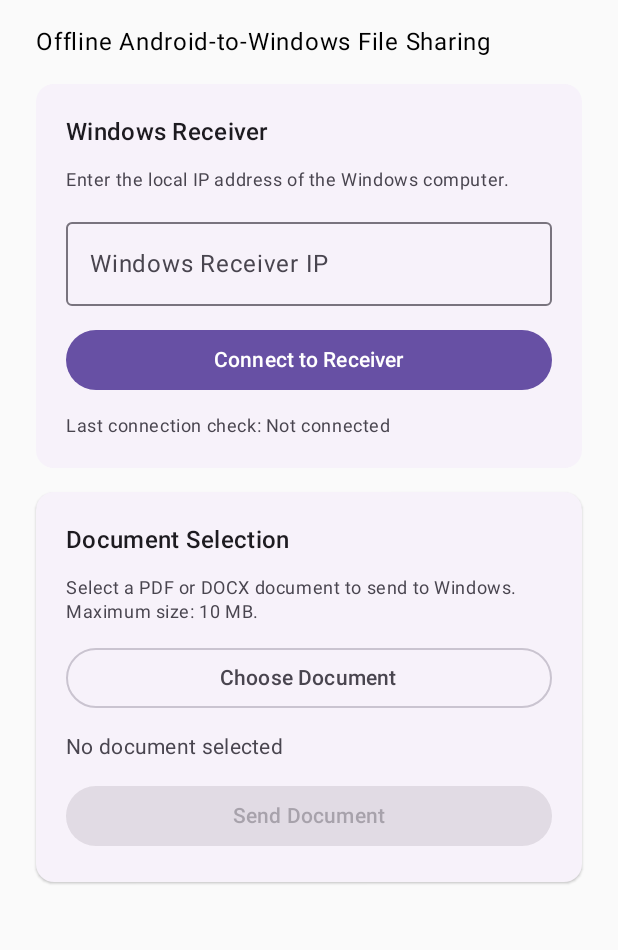
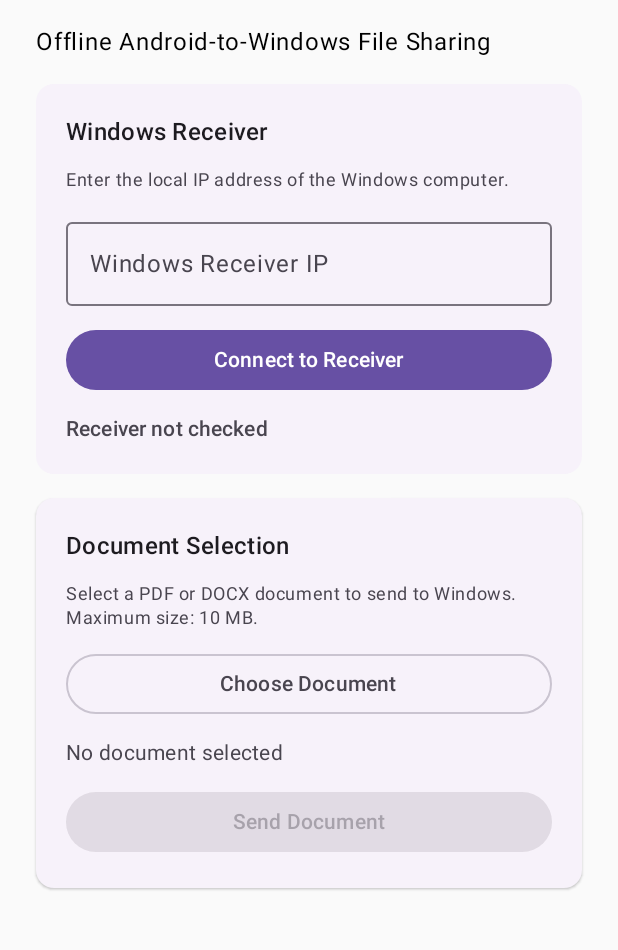
Before and after one commit to monkozen/PrintLink, an Android app built with Jetpack Compose: the screen it shows after launch (MainActivity), on a phone screen of 412 x 824 dp, the part 90-1040 px from its top. Run offline under Robolectric (Android 15) with nearby library versions, the phone set to English and light mode, and no system bars.

Commit message:
feat(android): improve receiver connection feedback

```diff
--- a/android-app/app/src/main/java/com/example/printlink/MainActivity.kt
+++ b/android-app/app/src/main/java/com/example/printlink/MainActivity.kt
@@ -254,11 +254,87 @@ class MainActivity : ComponentActivity() {
                                 )
                             }
 
+                            val connectionSucceeded =
+                                connectionStatus.startsWith("Server says:")
+
+                            val connectionFailed =
+                                connectionStatus.startsWith("Connection failed:") ||
+                                        connectionStatus.startsWith("Receiver error:") ||
+                                        connectionStatus == "Local network permission denied"
+
+                            val friendlyConnectionStatus = when {
+                                connectionSucceeded ->
+                                    "Receiver reachable"
+
+                                connectionFailed ->
+                                    "Receiver unreachable"
+
+                                connectionStatus == "Connecting..." ->
+                                    "Checking receiver..."
+
+                                connectionStatus == "Not connected" ||
+                                        connectionStatus == "Not checked" ->
+                                    "Receiver not checked"
+
+                                else -> connectionStatus
+                            }
+
+                            val connectionColor = when {
+                                connectionSucceeded ->
+                                    Color(0xFF237A4B)
+
+                                connectionFailed ->
+                                    MaterialTheme.colorScheme.error
+
+                                else ->
+                                    MaterialTheme.colorScheme.onSurfaceVariant
+                            }
+
                             Text(
-                                text = "Last connection check: $connectionStatus",
-                                style = MaterialTheme.typography.bodySmall,
-                                color = MaterialTheme.colorScheme.onSurfaceVariant
+                                text = friendlyConnectionStatus,
+                                style = MaterialTheme.typography.titleSmall,
+                                color = connectionColor
                             )
+
+                            if (connectionSucceeded) {
+                                Text(
+                                    text = "Last connection check successful",
+                                    style = MaterialTheme.typography.bodySmall,
+                                    color = MaterialTheme.colorScheme.onSurfaceVariant
+                                )
+                            }
+
+                            if (connectionFailed) {
+                                Text(
+                                    text = "Check the IP address and make sure the Windows receiver is listening.",
+                                    style = MaterialTheme.typography.bodySmall
+                                )
+
+                                var showConnectionDetails by remember {
+                                    mutableStateOf(false)
+                                }
+
+                                TextButton(
+                                    onClick = {
+                                        showConnectionDetails = !showConnectionDetails
+                                    }
+                                ) {
+                                    Text(
+                                        if (showConnectionDetails)
+                                            "Hide technical details"
+                                        else
+                                            "Show technical details"
+                                    )
+                                }
+
+                                if (showConnectionDetails) {
+                                    Text(
+                                        text = connectionStatus,
+                                        style = MaterialTheme.typography.bodySmall,
+                                        color = MaterialTheme.colorScheme.onSurfaceVariant
+                                    )
+                                }
+                            }
                         } // Windows Receiver inner Column
                     } // Windows Receiver ElevatedCard
 
```
